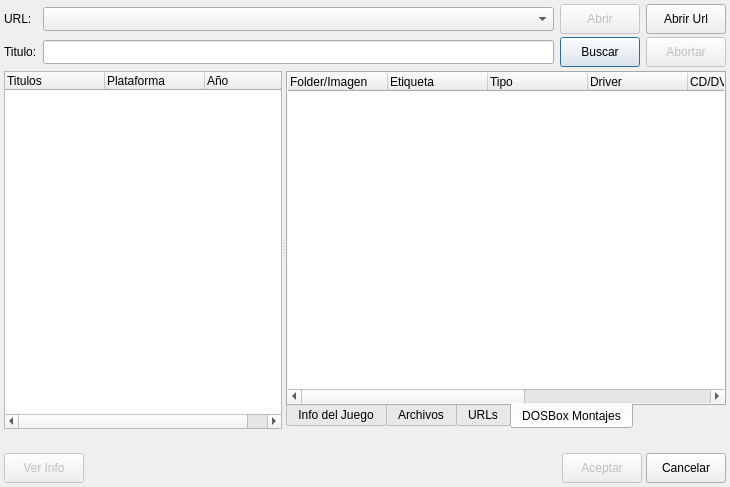
Qt form ui/importar_juego.ui (Monthy/gr-lida) before a commit.
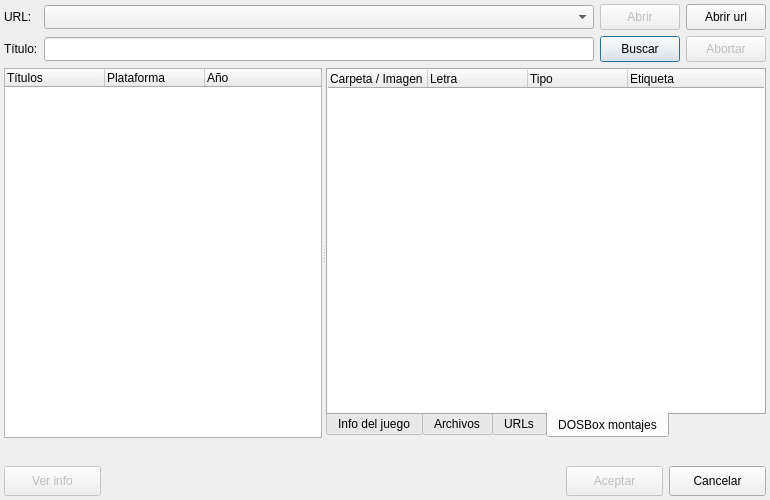
The same form after that commit. The open tabs and pages were chosen to show the change. Icons and pictures are not drawn.

What changed in the file:
```diff
--- a/ui/importar_juego.ui
+++ b/ui/importar_juego.ui
@@ -6,8 +6,8 @@
    <rect>
     <x>0</x>
     <y>0</y>
-    <width>730</width>
-    <height>487</height>
+    <width>770</width>
+    <height>500</height>
    </rect>
   </property>
   <property name="windowTitle">
@@ -17,20 +17,9 @@
    <iconset resource="../res/grlida.qrc">
     <normaloff>:/img16/datos_1.png</normaloff>:/img16/datos_1.png</iconset>
   </property>
-  <layout class="QVBoxLayout" name="verticalLayout_2">
-   <property name="spacing">
-    <number>4</number>
-   </property>
+  <layout class="QGridLayout" name="gridLayout" rowstretch="0,0,1,0,0">
    <property name="margin">
     <number>4</number>
-   </property>
-   <item>
-    <layout class="QGridLayout" name="gridLayout">
-     <property name="horizontalSpacing">
-      <number>6</number>
-     </property>
-     <property name="verticalSpacing">
-      <number>3</number>
      </property>
      <item row="0" column="0">
       <widget class="QLabel" name="lb_url">
@@ -52,10 +41,53 @@
        </property>
       </widget>
      </item>
+   <item row="0" column="2">
+    <widget class="QPushButton" name="btnAbrir">
+     <property name="enabled">
+      <bool>false</bool>
+     </property>
+     <property name="minimumSize">
+      <size>
+       <width>0</width>
+       <height>26</height>
+      </size>
+     </property>
+     <property name="text">
+      <string>Abrir</string>
+     </property>
+     <property name="icon">
+      <iconset resource="../res/gr-lida.qrc">
+       <normaloff>:/img16/carpeta_1.png</normaloff>:/img16/carpeta_1.png</iconset>
+     </property>
+     <property name="autoDefault">
+      <bool>false</bool>
+     </property>
+    </widget>
+   </item>
+   <item row="0" column="3">
+    <widget class="QPushButton" name="btnAbrirUrl">
+     <property name="minimumSize">
+      <size>
+       <width>0</width>
+       <height>26</height>
+      </size>
+     </property>
+     <property name="text">
+      <string>Abrir url</string>
+     </property>
+     <property name="icon">
+      <iconset resource="../res/gr-lida.qrc">
+       <normaloff>:/img16/edit_enlace.png</normaloff>:/img16/edit_enlace.png</iconset>
+     </property>
+     <property name="autoDefault">
+      <bool>false</bool>
+     </property>
+    </widget>
+   </item>
      <item row="1" column="0">
       <widget class="QLabel" name="lb_titulo">
        <property name="text">
-        <string>Titulo:</string>
+      <string>Título:</string>
        </property>
       </widget>
      </item>
@@ -74,7 +106,7 @@
        <property name="minimumSize">
         <size>
          <width>0</width>
-         <height>30</height>
+       <height>26</height>
         </size>
        </property>
        <property name="text">
@@ -84,6 +116,9 @@
         <iconset resource="../res/grlida.qrc">
          <normaloff>:/img16/edit_buscar.png</normaloff>:/img16/edit_buscar.png</iconset>
        </property>
+     <property name="default">
+      <bool>true</bool>
+     </property>
       </widget>
      </item>
      <item row="1" column="3">
@@ -94,7 +129,7 @@
        <property name="minimumSize">
         <size>
          <width>0</width>
-         <height>30</height>
+       <height>26</height>
         </size>
        </property>
        <property name="text">
@@ -106,53 +141,8 @@
        </property>
       </widget>
      </item>
-     <item row="0" column="2">
-      <widget class="QPushButton" name="btnAbrir">
-       <property name="enabled">
-        <bool>false</bool>
-       </property>
-       <property name="minimumSize">
-        <size>
-         <width>0</width>
-         <height>30</height>
-        </size>
-       </property>
-       <property name="text">
-        <string>Abrir</string>
-       </property>
-       <property name="icon">
-        <iconset resource="../res/grlida.qrc">
-         <normaloff>:/img16/carpeta_1.png</normaloff>:/img16/carpeta_1.png</iconset>
-       </property>
-      </widget>
-     </item>
-     <item row="0" column="3">
-      <widget class="QPushButton" name="btnAbrirUrl">
-       <property name="minimumSize">
-        <size>
-         <width>0</width>
-         <height>30</height>
-        </size>
-       </property>
-       <property name="text">
-        <string>Abrir Url</string>
-       </property>
-       <property name="icon">
-        <iconset resource="../res/grlida.qrc">
-         <normaloff>:/img16/edit_enlace.png</normaloff>:/img16/edit_enlace.png</iconset>
-       </property>
-      </widget>
-     </item>
-    </layout>
-   </item>
-   <item>
+   <item row="2" column="0" colspan="4">
     <widget class="QSplitter" name="splitter">
-     <property name="sizePolicy">
-      <sizepolicy hsizetype="Expanding" vsizetype="Expanding">
-       <horstretch>0</horstretch>
-       <verstretch>0</verstretch>
-      </sizepolicy>
-     </property>
      <property name="orientation">
       <enum>Qt::Horizontal</enum>
      </property>
@@ -186,7 +176,7 @@
       </property>
       <column>
        <property name="text">
-        <string>Titulos</string>
+        <string>Títulos</string>
        </property>
       </column>
       <column>
@@ -222,7 +212,7 @@
          <normaloff>:/img16/datos_3.png</normaloff>:/img16/datos_3.png</iconset>
        </attribute>
        <attribute name="title">
-        <string>Info del Juego</string>
+        <string>Info del juego</string>
        </attribute>
        <layout class="QVBoxLayout" name="verticalLayout_5">
         <property name="margin">
@@ -374,9 +364,9 @@
          <normaloff>:/img16/dosbox.png</normaloff>:/img16/dosbox.png</iconset>
        </attribute>
        <attribute name="title">
-        <string>DOSBox Montajes</string>
+        <string>DOSBox montajes</string>
        </attribute>
-       <layout class="QVBoxLayout" name="verticalLayout">
+       <layout class="QVBoxLayout" name="verticalLayout_2">
         <property name="margin">
          <number>0</number>
         </property>
@@ -414,12 +404,12 @@
           </property>
           <column>
            <property name="text">
-            <string>Folder/Imagen</string>
+            <string>Carpeta / Imagen</string>
            </property>
           </column>
           <column>
            <property name="text">
-            <string>Etiqueta</string>
+            <string>Letra</string>
            </property>
           </column>
           <column>
@@ -429,27 +419,7 @@
           </column>
           <column>
            <property name="text">
-            <string>Driver</string>
-           </property>
-          </column>
-          <column>
-           <property name="text">
-            <string>CD/DVD index</string>
-           </property>
-          </column>
-          <column>
-           <property name="text">
-            <string>Opciones CD/DVD</string>
-           </property>
-          </column>
-          <column>
-           <property name="text">
-            <string>IO Ctrl</string>
-           </property>
-          </column>
-          <column>
-           <property name="text">
-            <string>Primer montaje</string>
+            <string>Etiqueta</string>
            </property>
           </column>
          </widget>
@@ -459,7 +429,7 @@
      </widget>
     </widget>
    </item>
-   <item>
+   <item row="3" column="0" colspan="4">
     <widget class="QLabel" name="lb_status">
      <property name="minimumSize">
       <size>
@@ -472,7 +442,7 @@
      </property>
     </widget>
    </item>
-   <item>
+   <item row="4" column="0" colspan="4">
     <layout class="QHBoxLayout" name="horizontalLayout">
      <property name="margin">
       <number>0</number>
@@ -484,12 +454,12 @@
        </property>
        <property name="minimumSize">
         <size>
-         <width>0</width>
+         <width>97</width>
          <height>30</height>
         </size>
        </property>
        <property name="text">
-        <string>Ver Info</string>
+        <string>Ver info</string>
        </property>
        <property name="icon">
         <iconset resource="../res/grlida.qrc">
@@ -517,7 +487,7 @@
        </property>
        <property name="minimumSize">
         <size>
-         <width>0</width>
+         <width>97</width>
          <height>30</height>
         </size>
        </property>
@@ -534,7 +504,7 @@
       <widget class="QPushButton" name="btnCancelar">
        <property name="minimumSize">
         <size>
-         <width>0</width>
+         <width>97</width>
          <height>30</height>
         </size>
        </property>
```
Left out of the diff: 77 changed lines with no effect on the pictures. Lines whose indentation alone changed are shown as unchanged.
